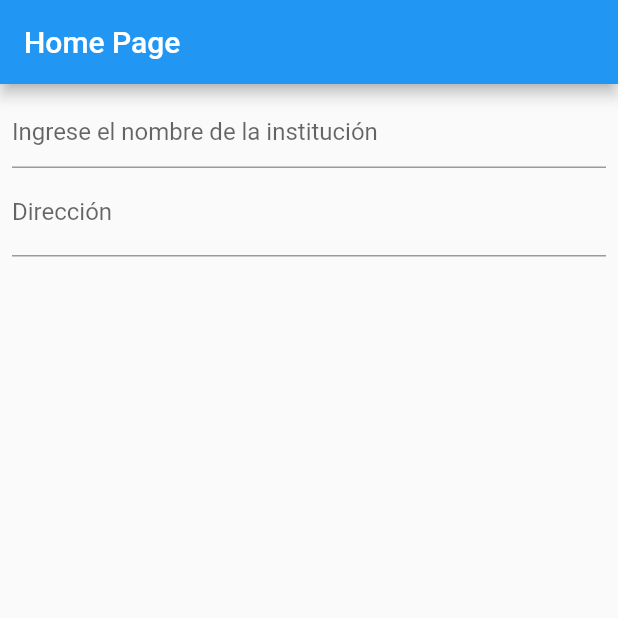
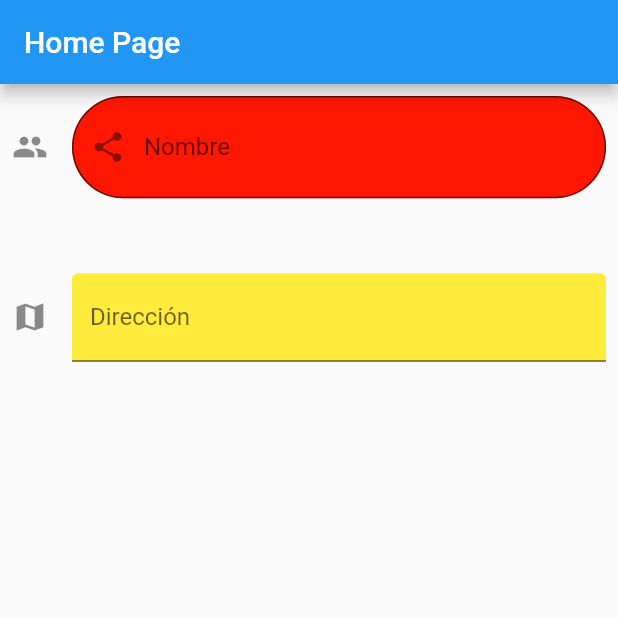
Before and after one commit to fr4nsgallegos/recetasapp, a Flutter app: the screen it shows after launch, on a phone screen of 412 x 824 dp, the top half of it. Run offline on Flutter 3.47's test engine with Material 2 defaults, Android fonts, the phone set to English and light mode, and no system bars.

Commit message:
style text field

```diff
--- a/lib/pages/home_page.dart
+++ b/lib/pages/home_page.dart
@@ -22,13 +22,30 @@ class _HomePageState extends State<HomePage> {
                 TextField(
                   decoration: InputDecoration(
                     hintText: "Ingrese el nombre de la institución",
-                    // label: Text("Nombre"),
+                    label: Text("Nombre"),
+                    icon: Icon(Icons.people),
+                    prefixIcon: Icon(Icons.share),
+                    suffix: Icon(Icons.abc),
+                    filled: true,
+                    fillColor: Color.fromARGB(255, 255, 23, 2),
+                    border: OutlineInputBorder(
+                        borderRadius: BorderRadius.circular(50)),
                   ),
+                ),
+                // IconButton(
+                //   onPressed: () {},
+                //   icon: Icon(Icons.access_time_rounded),
+                // ),
+                SizedBox(
+                  height: 50,
                 ),
                 TextField(
                   decoration: InputDecoration(
                     hintText: "Ingrese la dirección de la institución",
                     label: Text("Dirección"),
+                    icon: Icon(Icons.map),
+                    filled: true,
+                    fillColor: Colors.yellow,
                   ),
                 ),
               ],
```
